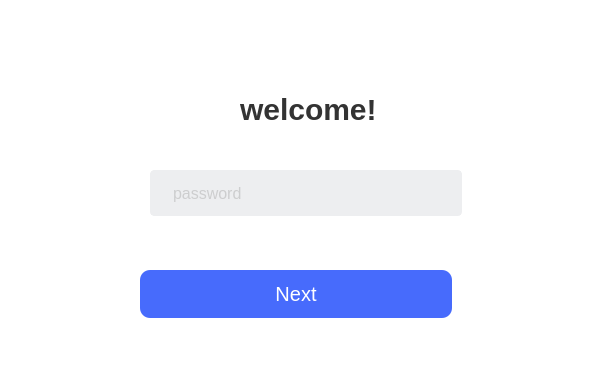
This is welcome.ui in xiaoxiaodx/NVRPRO as Qt 5 draws it before an edit. The edited form follows.
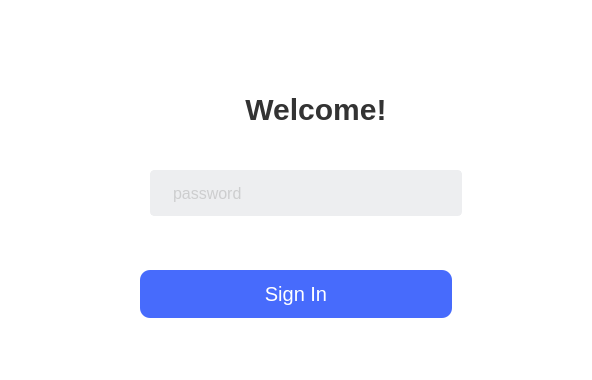
This is the edited form.

```diff
--- a/welcome.ui
+++ b/welcome.ui
@@ -51,7 +51,10 @@
     color: #333333;</string>
    </property>
    <property name="text">
-    <string>welcome!</string>
+    <string>Welcome!</string>
+   </property>
+   <property name="alignment">
+    <set>Qt::AlignCenter</set>
    </property>
   </widget>
   <widget class="QLineEdit" name="lineEdit_password">
@@ -105,7 +108,7 @@
 </string>
    </property>
    <property name="text">
-    <string>Next</string>
+    <string>Sign In</string>
    </property>
   </widget>
  </widget>
```
Left out of the diff: 1 changed line with no effect on the pictures.
